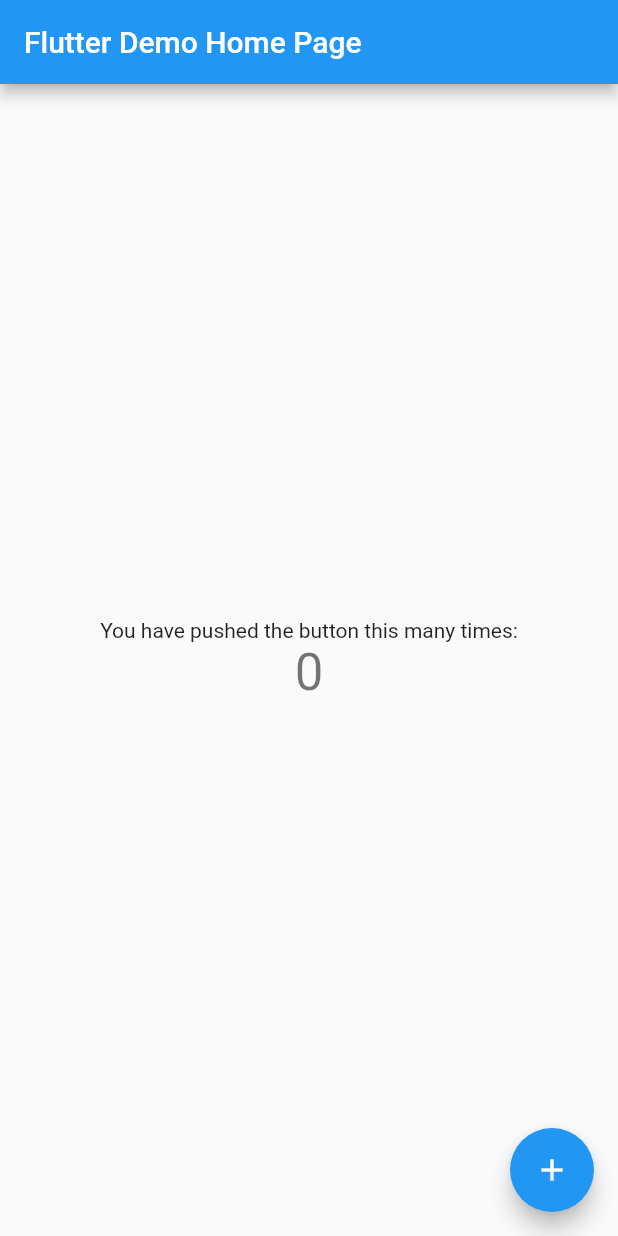
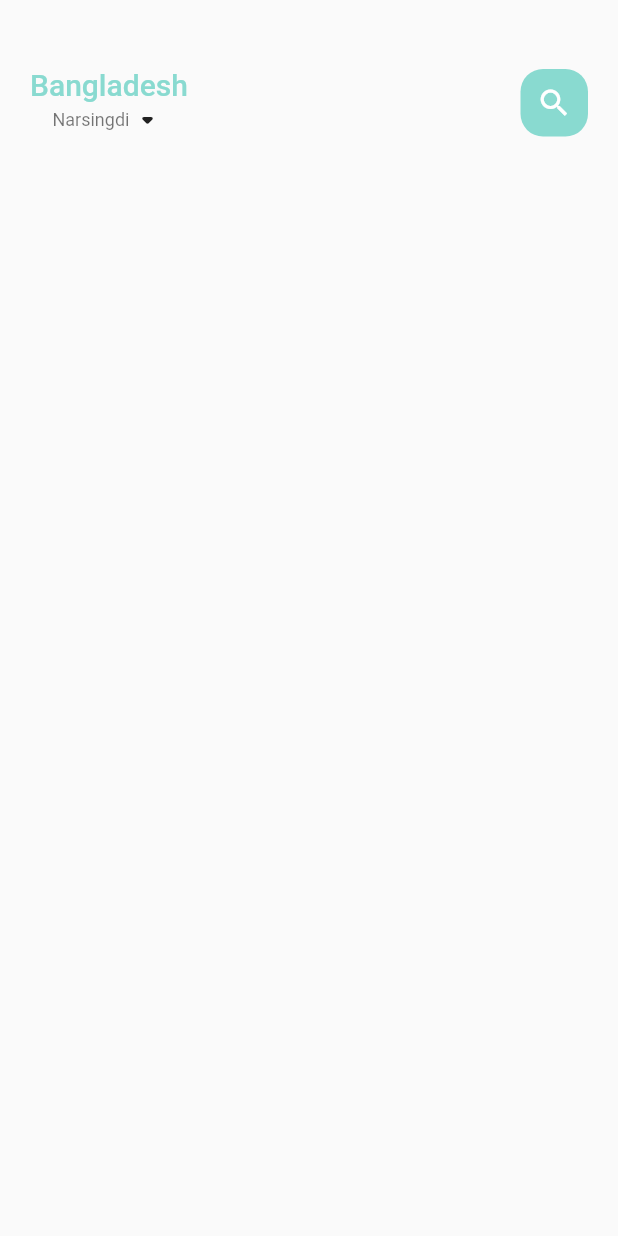
Before and after one commit to Anomander-R/food_delivery_app, a Flutter app: the screen it shows after launch, on a phone screen of 412 x 824 dp. Run offline on Flutter 3.47's test engine with Material 2 defaults, Android fonts, the phone set to English and light mode, and no system bars.

```diff
--- /dev/null
+++ b/lib/home/main_food_page.dart
@@ -0,0 +1,61 @@
+import 'package:anomander_food_delivery/utils/colors.dart';
+import 'package:anomander_food_delivery/widgets/big_text.dart';
+import 'package:anomander_food_delivery/widgets/small_text.dart';
+import 'package:flutter/material.dart';
+
+class MainFoodPage extends StatefulWidget {
+  const MainFoodPage({super.key});
+
+  @override
+  State<MainFoodPage> createState() => _MainFoodPageState();
+}
+
+class _MainFoodPageState extends State<MainFoodPage> {
+  @override
+  Widget build(BuildContext context) {
+    return Column(
+      children: [
+        Container(
+            margin: const EdgeInsets.only(top: 45, bottom: 10),
+            padding: const EdgeInsets.symmetric(horizontal: 20),
+            child: Row(
+              mainAxisAlignment: MainAxisAlignment.spaceBetween,
+              children: [
+                Column(
+                  children: [
+                    BigText(
+                      text: 'Bangladesh',
+                      color: AppColors.mainColor,
+                    ),
+                    Row(
+                      children: [
+                        SmallText(
+                          text: 'Narsingdi',
+                          color: Colors.black54,
+                        ),
+                        const Icon(
+                          Icons.arrow_drop_down_rounded,
+                        ),
+                      ],
+                    ),
+                  ],
+                ),
+                Center(
+                  child: Container(
+                    width: 45,
+                    height: 45,
+                    decoration: BoxDecoration(
+                        borderRadius: BorderRadius.circular(15),
+                        color: AppColors.mainColor),
+                    child: const Icon(
+                      Icons.search,
+                      color: Colors.white,
+                    ),
+                  ),
+                )
+              ],
+            )),
+      ],
+    );
+  }
+}
--- a/lib/main.dart
+++ b/lib/main.dart
@@ -1,3 +1,4 @@
+import 'package:anomander_food_delivery/home/main_food_page.dart';
 import 'package:flutter/material.dart';
 
 void main() {
@@ -11,105 +12,12 @@ class MyApp extends StatelessWidget {
   @override
   Widget build(BuildContext context) {
     return MaterialApp(
-      title: 'Flutter Demo',
+      debugShowCheckedModeBanner: false,
+      title: 'Food Delivery App',
       theme: ThemeData(
-        // This is the theme of your application.
-        //
-        // Try running your application with "flutter run". You'll see the
-        // application has a blue toolbar. Then, without quitting the app, try
-        // changing the primarySwatch below to Colors.green and then invoke
-        // "hot reload" (press "r" in the console where you ran "flutter run",
-        // or simply save your changes to "hot reload" in a Flutter IDE).
-        // Notice that the counter didn't reset back to zero; the application
-        // is not restarted.
         primarySwatch: Colors.blue,
       ),
-      home: const MyHomePage(title: 'Flutter Demo Home Page'),
+      home: const Scaffold(body: MainFoodPage()),
     );
   }
 }
-
-class MyHomePage extends StatefulWidget {
-  const MyHomePage({super.key, required this.title});
-
-  // This widget is the home page of your application. It is stateful, meaning
-  // that it has a State object (defined below) that contains fields that affect
-  // how it looks.
-
-  // This class is the configuration for the state. It holds the values (in this
-  // case the title) provided by the parent (in this case the App widget) and
-  // used by the build method of the State. Fields in a Widget subclass are
-  // always marked "final".
-
-  final String title;
-
-  @override
-  State<MyHomePage> createState() => _MyHomePageState();
-}
-
-class _MyHomePageState extends State<MyHomePage> {
-  int _counter = 0;
-
-  void _incrementCounter() {
-    setState(() {
-      // This call to setState tells the Flutter framework that something has
-      // changed in this State, which causes it to rerun the build method below
-      // so that the display can reflect the updated values. If we changed
-      // _counter without calling setState(), then the build method would not be
-      // called again, and so nothing would appear to happen.
-      _counter++;
-    });
-  }
-
-  @override
-  Widget build(BuildContext context) {
-    // This method is rerun every time setState is called, for instance as done
-    // by the _incrementCounter method above.
-    //
-    // The Flutter framework has been optimized to make rerunning build methods
-    // fast, so that you can just rebuild anything that needs updating rather
-    // than having to individually change instances of widgets.
-    return Scaffold(
-      appBar: AppBar(
-        // Here we take the value from the MyHomePage object that was created by
-        // the App.build method, and use it to set our appbar title.
-        title: Text(widget.title),
-      ),
-      body: Center(
-        // Center is a layout widget. It takes a single child and positions it
-        // in the middle of the parent.
-        child: Column(
-          // Column is also a layout widget. It takes a list of children and
-          // arranges them vertically. By default, it sizes itself to fit its
-          // children horizontally, and tries to be as tall as its parent.
-          //
-          // Invoke "debug painting" (press "p" in the console, choose the
-          // "Toggle Debug Paint" action from the Flutter Inspector in Android
-          // Studio, or the "Toggle Debug Paint" command in Visual Studio Code)
-          // to see the wireframe for each widget.
-          //
-          // Column has various properties to control how it sizes itself and
-          // how it positions its children. Here we use mainAxisAlignment to
-          // center the children vertically; the main axis here is the vertical
-          // axis because Columns are vertical (the cross axis would be
-          // horizontal).
-          mainAxisAlignment: MainAxisAlignment.center,
-          children: <Widget>[
-            const Text(
-              'You have pushed the button this many times:',
-            ),
-            Text(
-              '$_counter',
-              style: Theme.of(context).textTheme.headline4,
-            ),
-          ],
-        ),
-      ),
-      floatingActionButton: FloatingActionButton(
-        onPressed: _incrementCounter,
-        tooltip: 'Increment',
-        child: const Icon(Icons.add),
-      ), // This trailing comma makes auto-formatting nicer for build methods.
-    );
-  }
-}
--- /dev/null
+++ b/lib/utils/colors.dart
@@ -0,0 +1,14 @@
+import 'dart:ui';
+
+class AppColors {
+  static const Color textColor = Color(0xffccc7c5);
+  static const Color mainColor = Color(0xff89dad0);
+  static const Color iconColor1 = Color(0xffffd28d);
+  static const Color iconColor2 = Color(0xfffcab88);
+  static const Color paraColor = Color(0xff8f837f);
+  static const Color buttonBackgroundColor = Color(0x0ffcc7c5);
+  static const Color signColor = Color(0xffa9a29f);
+  static const Color titleColor = Color(0xff5c524f);
+  static const Color mainBlackColor = Color(0xff332d2b);
+  static const Color yellowColor = Color(0xffffd379);
+}
--- /dev/null
+++ b/lib/widgets/big_text.dart
@@ -0,0 +1,31 @@
+import 'package:flutter/material.dart';
+
+// ignore: must_be_immutable
+class BigText extends StatelessWidget {
+  Color? color;
+  final String text;
+  double size;
+  TextOverflow overFlow;
+
+  BigText(
+      {super.key,
+      this.color = const Color(0xff332d2b),
+      required this.text,
+      this.size = 20,
+      this.overFlow = TextOverflow.ellipsis});
+
+  @override
+  Widget build(BuildContext context) {
+    return Text(
+      text,
+      maxLines: 1,
+      overflow: overFlow,
+      style: TextStyle(
+        color: color,
+        fontSize: size,
+        fontFamily: 'Roboto',
+        fontWeight: FontWeight.w500,
+      ),
+    );
+  }
+}
--- /dev/null
+++ b/lib/widgets/small_text.dart
@@ -0,0 +1,29 @@
+import 'package:flutter/material.dart';
+
+// ignore: must_be_immutable
+class SmallText extends StatelessWidget {
+  Color? color;
+  final String text;
+  double size;
+  double height;
+
+  SmallText(
+      {super.key,
+      this.color = const Color(0xffccc7c5),
+      required this.text,
+      this.size = 12,
+      this.height = 1.2});
+
+  @override
+  Widget build(BuildContext context) {
+    return Text(
+      text,
+      style: TextStyle(
+        color: color,
+        fontSize: size,
+        fontFamily: 'Roboto',
+        height: height,
+      ),
+    );
+  }
+}
```
Also changed, not shown: pubspec.yaml (+13 -6 lines), assets/fonts/Roboto-Black.ttf (added), assets/fonts/Roboto-Bold.ttf (added), assets/fonts/Roboto-Medium.ttf (added), assets/fonts/Roboto-Regular.ttf (added), lib/home/food_page_body.dart (added), pubspec.lock.
